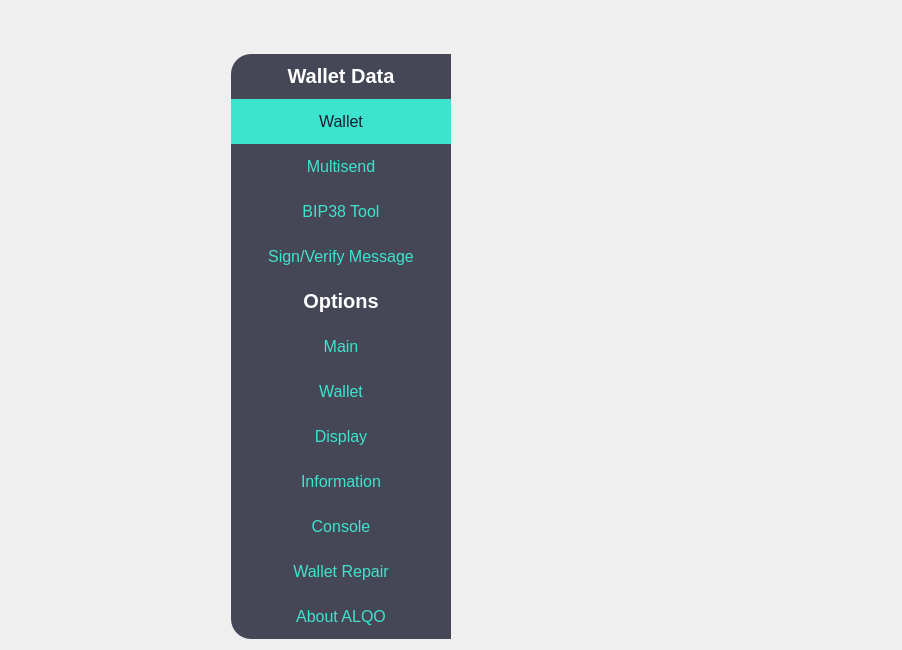
Before: the Qt Designer form src/qt/settings/forms/settingswidget.ui in eons-finance/ALQO, drawn with Qt 5.
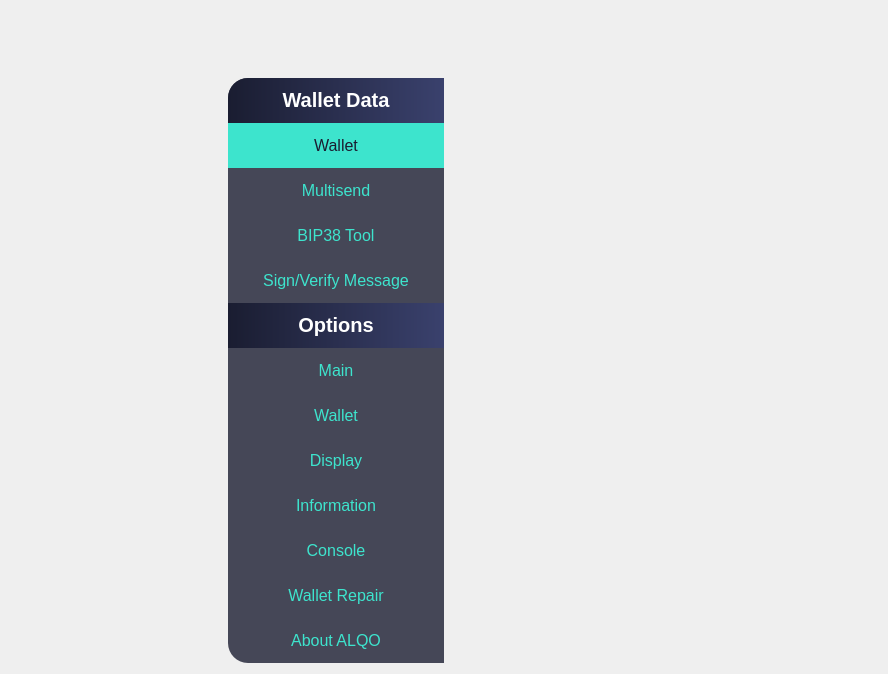
After: the same form once the commit is applied. Custom widgets are drawn as their Qt base class.

What changed in the file:
```diff
--- a/src/qt/settings/forms/settingswidget.ui
+++ b/src/qt/settings/forms/settingswidget.ui
@@ -6,8 +6,8 @@
    <rect>
     <x>0</x>
     <y>0</y>
-    <width>902</width>
-    <height>650</height>
+    <width>888</width>
+    <height>674</height>
    </rect>
   </property>
   <property name="windowTitle">
@@ -94,7 +94,7 @@
           <item>
            <widget class="QLabel" name="label">
             <property name="sizePolicy">
-             <sizepolicy hsizetype="Preferred" vsizetype="MinimumExpanding">
+             <sizepolicy hsizetype="Preferred" vsizetype="Fixed">
               <horstretch>0</horstretch>
               <verstretch>0</verstretch>
              </sizepolicy>
@@ -113,7 +113,8 @@
             </property>
             <property name="styleSheet">
              <string notr="true">text-align:center;
-background: transparent;
+background: qlineargradient(spread:pad, x1:0, y1:0, x2:1, y2:0, stop:0 rgba(26, 29, 49, 255), stop:1 rgba(58, 65, 109, 255));;
+border-top-left-radius: 20px;
 font-weight: 800;</string>
             </property>
             <property name="text">
@@ -257,7 +258,7 @@
           <item>
            <widget class="QLabel" name="label_2">
             <property name="sizePolicy">
-             <sizepolicy hsizetype="Preferred" vsizetype="MinimumExpanding">
+             <sizepolicy hsizetype="Preferred" vsizetype="Fixed">
               <horstretch>0</horstretch>
               <verstretch>0</verstretch>
              </sizepolicy>
@@ -276,7 +277,7 @@
             </property>
             <property name="styleSheet">
              <string notr="true">text-align:center;
-background: transparent;
+background: qlineargradient(spread:pad, x1:0, y1:0, x2:1, y2:0, stop:0 rgba(26, 29, 49, 255), stop:1 rgba(58, 65, 109, 255));
 font-weight: 800;</string>
             </property>
             <property name="text">
```
